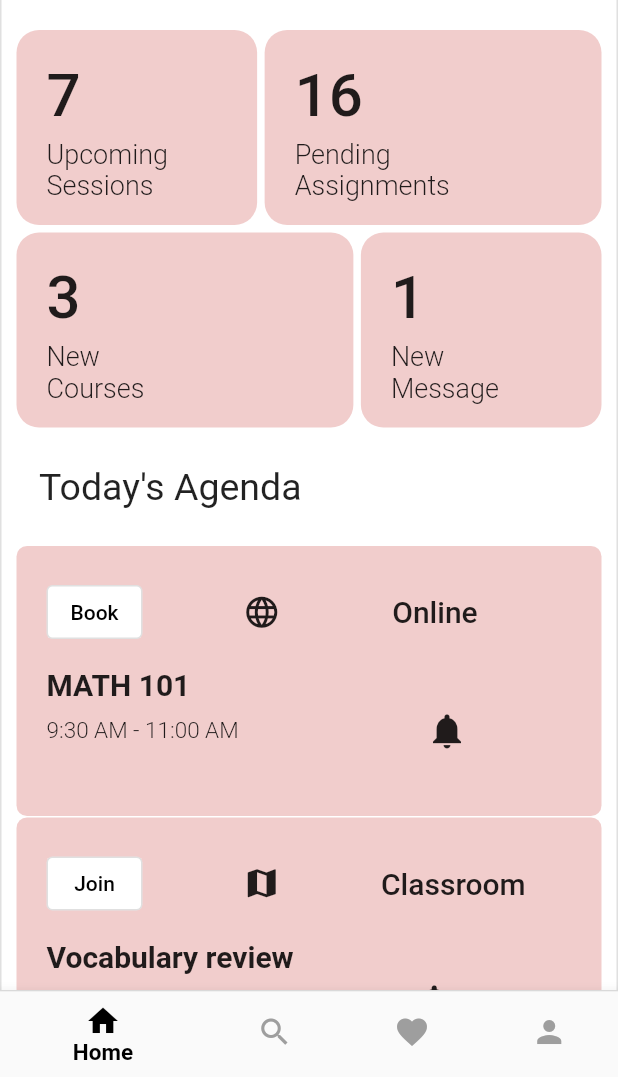
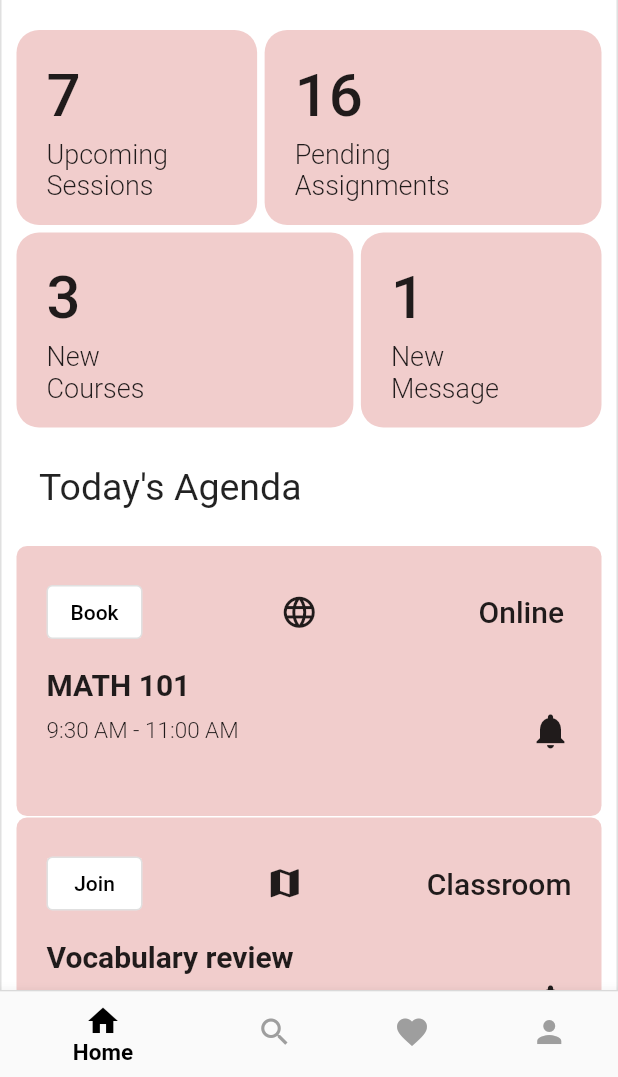
Before and after one commit to FurqanBhat/Study-Squad-public, a Flutter app: the screen it shows once a user with an empty profile is signed in, on a phone screen of 412 x 824 dp, the part 159-1236 px from its top. Run offline on Flutter 3.47's test engine with Material 2 defaults, Android fonts, the phone set to English and light mode, and no system bars; our stand-ins replace auto_size_text, firebase_auth, firebase_core, flutter_spinkit; accounts and stored records are empty; network calls fail.

Commit message:
Replaced sizedbox with MainAxisAlignment.spacebetween in home Screen

```diff
--- a/lib/screens/home.dart
+++ b/lib/screens/home.dart
@@ -125,7 +125,7 @@ class downBox extends StatelessWidget {
           crossAxisAlignment: CrossAxisAlignment.start,
           children: [
             Row(
-              mainAxisAlignment: MainAxisAlignment.start,
+              mainAxisAlignment: MainAxisAlignment.spaceBetween,
               children: [
                 OutlinedButton(
                   style: const ButtonStyle(
@@ -139,16 +139,16 @@ class downBox extends StatelessWidget {
                     agendaActions,
                   ),
                 ),
-                const SizedBox(
-                  width: 67,
-                ),
+                // const SizedBox(
+                //   width: 67,
+                // ),
                 Icon(
                   physicalOnline,
                   size: 25,
                 ),
-                const SizedBox(
-                  width: 67,
-                ),
+                // const SizedBox(
+                //   width: 67,
+                // ),
                 Text(
                   classFormat,
                   textAlign: TextAlign.center,
@@ -171,6 +171,7 @@ class downBox extends StatelessWidget {
               ),
             ),
             Row(
+              mainAxisAlignment: MainAxisAlignment.spaceBetween,
               children: [
                 Text(
                   time,
@@ -179,9 +180,9 @@ class downBox extends StatelessWidget {
                     fontWeight: FontWeight.w300,
                   ),
                 ),
-                const SizedBox(
-                  width: 125,
-                ),
+                // const SizedBox(
+                //   width: 125,
+                // ),
                 const Icon(
                   Icons.notifications,
                   size: 28,
@@ -305,7 +306,7 @@ class HomeScreen extends StatelessWidget {
                       ),
                     )
                 ),
-                const downBox(agendaActions: 'Book', classFormat: ' Online ', course: 'MATH 101', physicalOnline: Icons.language, time: '9:30 AM - 11:00 AM'),
+                const downBox(agendaActions: 'Book', classFormat: '  Online  ', course: 'MATH 101', physicalOnline: Icons.language, time: '9:30 AM - 11:00 AM'),
                 const SizedBox(
                   height: 1,
                 ),
```
